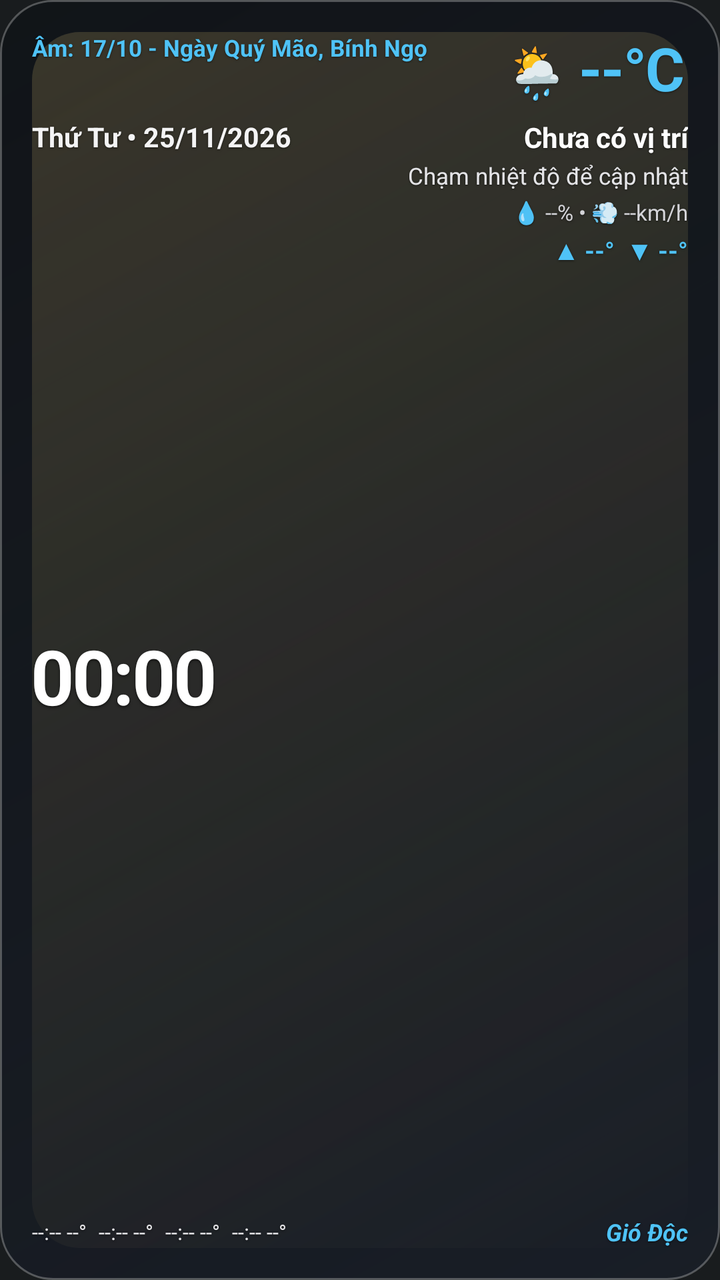
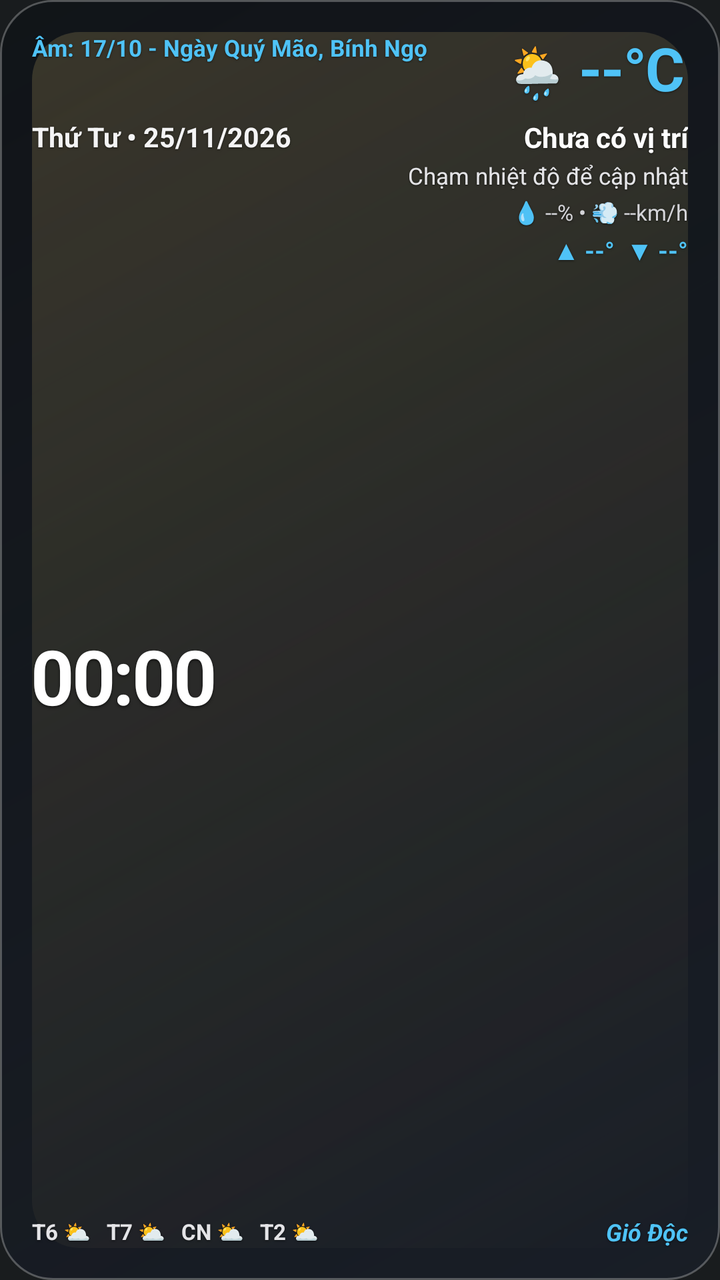

Two renders of the same Android screen: before a commit and after it. Below are the layout's source before the change and the commit's diff.
<!-- AndroidManifest.xml: application theme android:Theme.DeviceDefault.NoActionBar -->
<!-- res/layout/widget_weather_lunar.xml -->
<?xml version="1.0" encoding="utf-8"?>
<RelativeLayout xmlns:android="http://schemas.android.com/apk/res/android"
    android:id="@+id/widget_root"
    android:layout_width="match_parent"
    android:layout_height="match_parent"
    android:background="@drawable/bg_widget_glass_dark"
    android:padding="16dp">

    
    <ImageView
        android:id="@+id/iv_weather_effect"
        android:layout_width="match_parent"
        android:layout_height="match_parent"
        android:alpha="0.82"
        android:contentDescription="Hiệu ứng thời tiết"
        android:scaleType="fitXY"
        android:src="@drawable/fx_weather_clear" />

    
    <TextView
        android:id="@+id/tv_lunar_date"
        android:layout_width="wrap_content"
        android:layout_height="wrap_content"
        android:layout_alignParentStart="true"
        android:layout_alignParentTop="true"
        android:layout_marginEnd="8dp"
        android:layout_toStartOf="@+id/btn_refresh_weather"
        android:lineSpacingExtra="1dp"
        android:maxLines="2"
        android:shadowColor="#80000000"
        android:shadowDx="0"
        android:shadowDy="1"
        android:shadowRadius="2"
        android:text="Âm: 17/10 - Ngày Quý Mão, Bính Ngọ"
        android:textColor="#4FC3F7"
        android:textSize="11.5sp"
        android:textStyle="bold" />

    
    <LinearLayout
        android:id="@+id/btn_refresh_weather"
        android:layout_width="wrap_content"
        android:layout_height="wrap_content"
        android:layout_alignParentTop="true"
        android:layout_alignParentEnd="true"
        android:gravity="center_vertical"
        android:orientation="horizontal"
        android:padding="2dp">

        <TextView
            android:id="@+id/tv_weather_emoji"
            android:layout_width="wrap_content"
            android:layout_height="wrap_content"
            android:layout_marginEnd="6dp"
            android:maxLines="1"
            android:shadowColor="#80000000"
            android:shadowDx="0"
            android:shadowDy="1"
            android:shadowRadius="2"
            android:text="🌦️"
            android:textSize="25sp" />

        <TextView
            android:id="@+id/tv_current_temp"
            android:layout_width="wrap_content"
            android:layout_height="wrap_content"
            android:includeFontPadding="false"
            android:letterSpacing="-0.02"
            android:maxLines="1"
            android:shadowColor="#80000000"
            android:shadowDx="0"
            android:shadowDy="1"
            android:shadowRadius="2"
            android:text="--°C"
            android:textColor="#4FC3F7"
            android:textSize="30sp"
            android:textStyle="bold" />
    </LinearLayout>

    
    <RelativeLayout
        android:id="@+id/date_location_row"
        android:layout_width="match_parent"
        android:layout_height="wrap_content"
        android:layout_below="@+id/btn_refresh_weather"
        android:layout_marginTop="4dp">

        
        <TextView
            android:id="@+id/tv_solar_date"
            android:layout_width="wrap_content"
            android:layout_height="wrap_content"
            android:layout_alignParentStart="true"
            android:layout_centerVertical="true"
            android:layout_marginEnd="8dp"
            android:layout_toStartOf="@+id/tv_location_name"
            android:ellipsize="end"
            android:maxLines="1"
            android:shadowColor="#88000000"
            android:shadowDx="0"
            android:shadowDy="1"
            android:shadowRadius="2"
            android:text="Thứ Tư • 25/11/2026"
            android:textColor="#F4F4F5"
            android:textSize="13.5sp"
            android:textStyle="bold" />

        
        <TextView
            android:id="@+id/tv_location_name"
            android:layout_width="wrap_content"
            android:layout_height="wrap_content"
            android:layout_alignParentEnd="true"
            android:layout_centerVertical="true"
            android:ellipsize="end"
            android:maxLines="1"
            android:shadowColor="#88000000"
            android:shadowDx="0"
            android:shadowDy="1"
            android:shadowRadius="2"
            android:text="Chưa có vị trí"
            android:textColor="#FFFFFF"
            android:textSize="14sp"
            android:textStyle="bold" />
    </RelativeLayout>

    
    <LinearLayout
        android:id="@+id/left_column"
        android:layout_width="wrap_content"
        android:layout_height="wrap_content"
        android:layout_above="@+id/bottom_row"
        android:layout_below="@+id/date_location_row"
        android:layout_alignParentStart="true"
        android:layout_marginTop="2dp"
        android:layout_marginEnd="8dp"
        android:layout_toStartOf="@+id/right_column"
        android:gravity="center_vertical"
        android:orientation="vertical">

        <TextClock
            android:id="@+id/tv_clock"
            android:layout_width="wrap_content"
            android:layout_height="wrap_content"
            android:format12Hour="HH:mm"
            android:format24Hour="HH:mm"
            android:includeFontPadding="false"
            android:letterSpacing="-0.03"
            android:maxLines="1"
            android:shadowColor="#99000000"
            android:shadowDx="0"
            android:shadowDy="2"
            android:shadowRadius="3"
            android:textColor="#FFFFFF"
            android:textSize="38sp"
            android:textStyle="bold" />
    </LinearLayout>

    
    <LinearLayout
        android:id="@+id/right_column"
        android:layout_width="wrap_content"
        android:layout_height="wrap_content"
        android:layout_above="@+id/bottom_row"
        android:layout_below="@+id/date_location_row"
        android:layout_alignParentEnd="true"
        android:layout_marginTop="2dp"
        android:gravity="end|top"
        android:orientation="vertical">

        
        <TextView
            android:id="@+id/tv_weather_desc"
            android:layout_width="wrap_content"
            android:layout_height="wrap_content"
            android:ellipsize="end"
            android:maxLines="1"
            android:shadowColor="#88000000"
            android:shadowDx="0"
            android:shadowDy="1"
            android:shadowRadius="2"
            android:text="Chạm nhiệt độ để cập nhật"
            android:textColor="#E4E4E7"
            android:textSize="11.5sp" />

        
        <TextView
            android:id="@+id/tv_humidity_wind"
            android:layout_width="wrap_content"
            android:layout_height="wrap_content"
            android:layout_marginTop="3dp"
            android:maxLines="1"
            android:shadowColor="#88000000"
            android:shadowDx="0"
            android:shadowDy="1"
            android:shadowRadius="2"
            android:text="💧 --% • 💨 --km/h"
            android:textColor="#D4D4D8"
            android:textSize="11sp" />

        
        <TextView
            android:id="@+id/tv_min_max_temp"
            android:layout_width="wrap_content"
            android:layout_height="wrap_content"
            android:layout_gravity="end"
            android:layout_marginTop="3dp"
            android:maxLines="1"
            android:shadowColor="#88000000"
            android:shadowDx="0"
            android:shadowDy="1"
            android:shadowRadius="2"
            android:text="▲ --°  ▼ --°"
            android:textColor="#4FC3F7"
            android:textSize="12.5sp"
            android:textStyle="bold" />
    </LinearLayout>

    
    <RelativeLayout
        android:id="@+id/bottom_row"
        android:layout_width="match_parent"
        android:layout_height="wrap_content"
        android:layout_alignParentBottom="true"
        android:layout_marginTop="8dp">

        <LinearLayout
            android:id="@+id/hourly_row"
            android:layout_width="wrap_content"
            android:layout_height="wrap_content"
            android:layout_alignParentStart="true"
            android:layout_centerVertical="true"
            android:layout_marginEnd="8dp"
            android:layout_toStartOf="@+id/tv_signature"
            android:orientation="horizontal">

            <TextView
                android:id="@+id/tv_hour_1"
                android:layout_width="wrap_content"
                android:layout_height="wrap_content"
                android:layout_marginEnd="6dp"
                android:maxLines="1"
                android:shadowColor="#88000000"
                android:shadowDx="0"
                android:shadowDy="1"
                android:shadowRadius="2"
                android:text="--:-- --°"
                android:textColor="#E4E4E7"
                android:textSize="10.5sp" />

            <TextView
                android:id="@+id/tv_hour_2"
                android:layout_width="wrap_content"
                android:layout_height="wrap_content"
                android:layout_marginEnd="6dp"
                android:maxLines="1"
                android:shadowColor="#88000000"
                android:shadowDx="0"
                android:shadowDy="1"
                android:shadowRadius="2"
                android:text="--:-- --°"
                android:textColor="#E4E4E7"
                android:textSize="10.5sp" />

            <TextView
                android:id="@+id/tv_hour_3"
                android:layout_width="wrap_content"
                android:layout_height="wrap_content"
                android:layout_marginEnd="6dp"
                android:maxLines="1"
                android:shadowColor="#88000000"
                android:shadowDx="0"
                android:shadowDy="1"
                android:shadowRadius="2"
                android:text="--:-- --°"
                android:textColor="#E4E4E7"
                android:textSize="10.5sp" />

            <TextView
                android:id="@+id/tv_hour_4"
                android:layout_width="wrap_content"
                android:layout_height="wrap_content"
                android:maxLines="1"
                android:shadowColor="#88000000"
                android:shadowDx="0"
                android:shadowDy="1"
                android:shadowRadius="2"
                android:text="--:-- --°"
                android:textColor="#E4E4E7"
                android:textSize="10.5sp" />
        </LinearLayout>

        <TextView
            android:id="@+id/tv_signature"
            android:layout_width="wrap_content"
            android:layout_height="wrap_content"
            android:layout_alignParentEnd="true"
            android:layout_centerVertical="true"
            android:ellipsize="end"
            android:maxLines="1"
            android:shadowColor="#88000000"
            android:shadowDx="0"
            android:shadowDy="1"
            android:shadowRadius="2"
            android:text="Gió Độc"
            android:textColor="#4FC3F7"
            android:textSize="12sp"
            android:textStyle="italic|bold" />
    </RelativeLayout>

</RelativeLayout>
<!-- resources referenced by this layout -->
<resources>
  <!-- drawable bg_widget_glass_dark (drawable) -->
  <?xml version="1.0" encoding="utf-8"?>
  <shape xmlns:android="http://schemas.android.com/apk/res/android"
      android:shape="rectangle">
      <gradient
          android:angle="135"
          android:endColor="#990B0E14"
          android:startColor="#B3181E29" />
      <stroke
          android:width="1dp"
          android:color="#44FFFFFF" />
      <corners android:radius="26dp" />
  </shape>
  <!-- drawable fx_weather_clear (drawable) -->
  <?xml version="1.0" encoding="utf-8"?>
  <layer-list xmlns:android="http://schemas.android.com/apk/res/android">
      <item>
          <shape android:shape="rectangle">
              <gradient
                  android:angle="315"
                  android:endColor="#00FFD54F"
                  android:startColor="#33FFE082"
                  android:type="linear" />
              <corners android:radius="24dp" />
          </shape>
      </item>
  </layer-list>
</resources>

<!-- the commit's change to res/layout/widget_weather_lunar.xml (unified diff, before → after) -->
@@ -225,59 +225,63 @@
         android:layout_marginTop="8dp">
 
         <LinearLayout
-            android:id="@+id/hourly_row"
+            android:id="@+id/forecast_4days_row"
             android:layout_width="wrap_content"
             android:layout_height="wrap_content"
             android:layout_alignParentStart="true"
             android:layout_centerVertical="true"
             android:layout_marginEnd="8dp"
             android:layout_toStartOf="@+id/tv_signature"
+            android:gravity="center_vertical"
             android:orientation="horizontal">
 
             <TextView
-                android:id="@+id/tv_hour_1"
+                android:id="@+id/tv_forecast_day_1"
                 android:layout_width="wrap_content"
                 android:layout_height="wrap_content"
-                android:layout_marginEnd="6dp"
+                android:layout_marginEnd="8dp"
                 android:maxLines="1"
                 android:shadowColor="#88000000"
                 android:shadowDx="0"
                 android:shadowDy="1"
                 android:shadowRadius="2"
-                android:text="--:-- --°"
+                android:text="T6 ⛅"
                 android:textColor="#E4E4E7"
-                android:textSize="10.5sp" />
+                android:textSize="11sp"
+                android:textStyle="bold" />
 
             <TextView
-                android:id="@+id/tv_hour_2"
+                android:id="@+id/tv_forecast_day_2"
                 android:layout_width="wrap_content"
                 android:layout_height="wrap_content"
-                android:layout_marginEnd="6dp"
+                android:layout_marginEnd="8dp"
                 android:maxLines="1"
                 android:shadowColor="#88000000"
                 android:shadowDx="0"
                 android:shadowDy="1"
                 android:shadowRadius="2"
-                android:text="--:-- --°"
+                android:text="T7 ⛅"
                 android:textColor="#E4E4E7"
-                android:textSize="10.5sp" />
+                android:textSize="11sp"
+                android:textStyle="bold" />
 
             <TextView
-                android:id="@+id/tv_hour_3"
+                android:id="@+id/tv_forecast_day_3"
                 android:layout_width="wrap_content"
                 android:layout_height="wrap_content"
-                android:layout_marginEnd="6dp"
+                android:layout_marginEnd="8dp"
                 android:maxLines="1"
                 android:shadowColor="#88000000"
                 android:shadowDx="0"
                 android:shadowDy="1"
                 android:shadowRadius="2"
-                android:text="--:-- --°"
+                android:text="CN ⛅"
                 android:textColor="#E4E4E7"
-                android:textSize="10.5sp" />
+                android:textSize="11sp"
+                android:textStyle="bold" />
 
             <TextView
-                android:id="@+id/tv_hour_4"
+                android:id="@+id/tv_forecast_day_4"
                 android:layout_width="wrap_content"
                 android:layout_height="wrap_content"
                 android:maxLines="1"
@@ -285,9 +289,10 @@
                 android:shadowDx="0"
                 android:shadowDy="1"
                 android:shadowRadius="2"
-                android:text="--:-- --°"
+                android:text="T2 ⛅"
                 android:textColor="#E4E4E7"
-                android:textSize="10.5sp" />
+                android:textSize="11sp"
+                android:textStyle="bold" />
         </LinearLayout>
 
         <TextView
